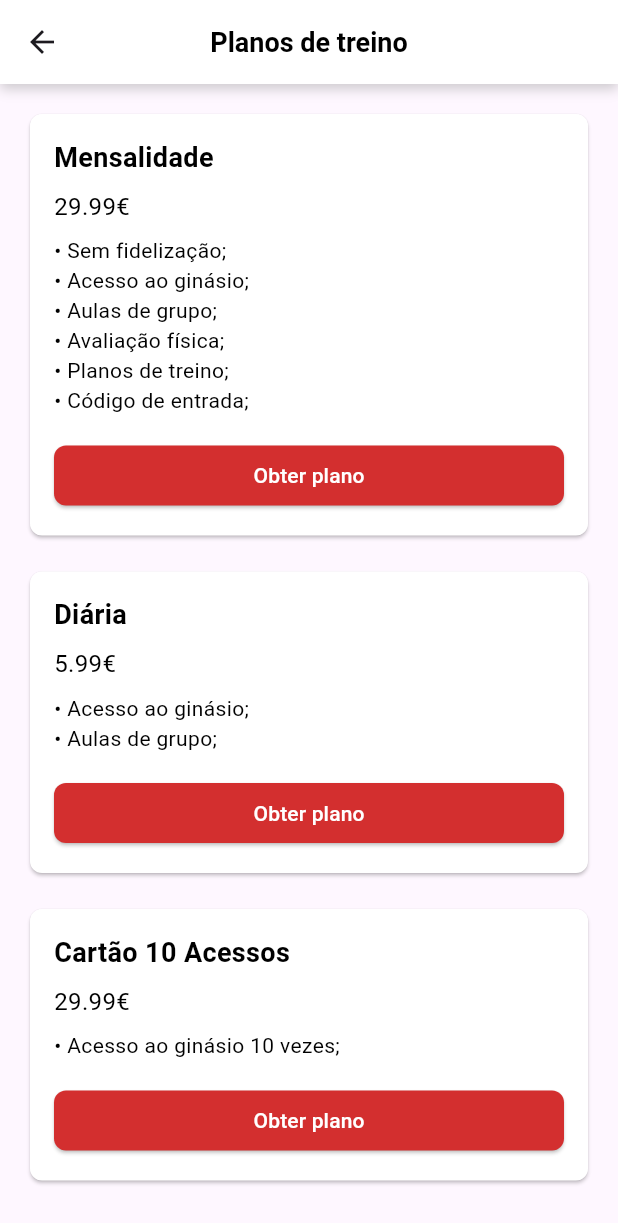
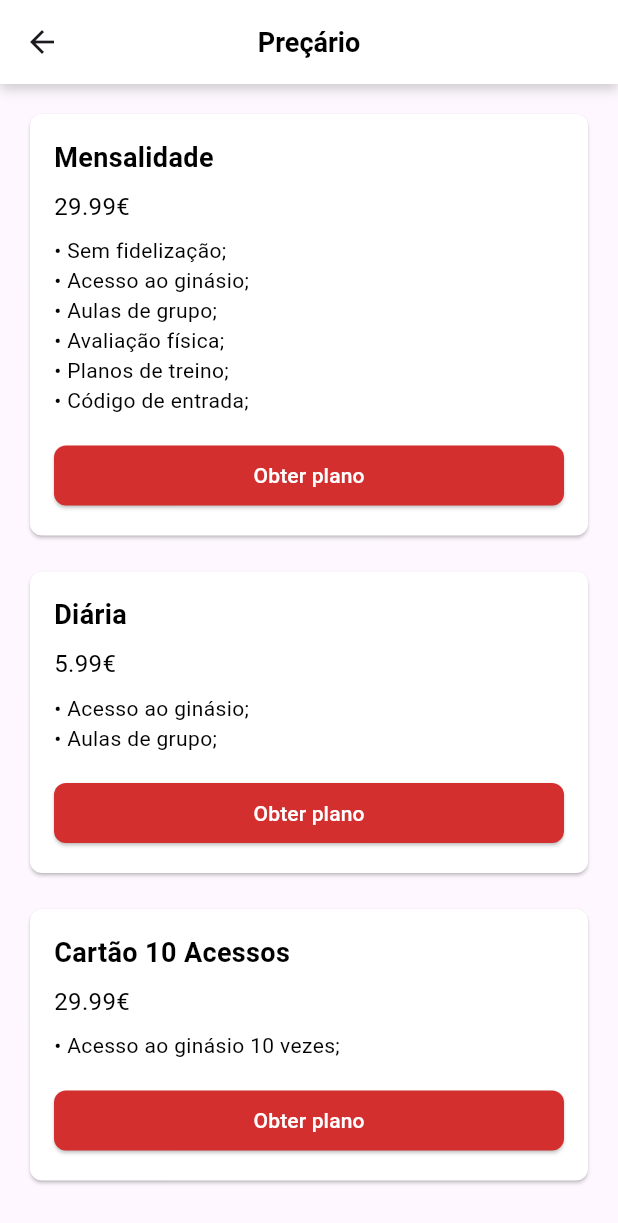
Before and after one commit to Raph40/Flutter_Trabalho_Final, a Flutter app: the precarioPage screen opened directly, on a phone screen of 412 x 824 dp. Shown: the top 1223 px of the screen. Run offline on Flutter 3.47's test engine with Material 3 defaults, Android fonts, the phone set to English and light mode, and no system bars; our stand-ins replace cloud_firestore, firebase_auth, firebase_core, flutter_local_notifications, material_design_icons_flutter, table_calendar and 1 more; missing offline and left inert: colorful_iconify_flutter, iconify_flutter; accounts and stored records are empty; network calls fail.

Commit message:
Update: preçário

```diff
--- a/lib/precario.dart
+++ b/lib/precario.dart
@@ -36,7 +36,7 @@ class precarioPage extends StatelessWidget {
             elevation: 0,
             centerTitle: true,
             title: Text(
-              "Planos de treino",
+              "Preçário",
               style: TextStyle(
                 color: Colors.black,
                 fontSize: 18,
```
